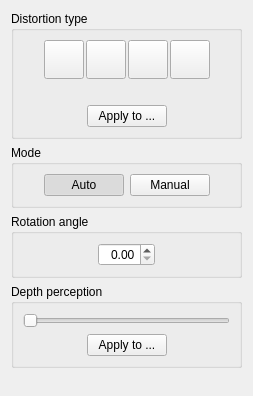
Before: the Qt Designer form src/stages/deskew/ui/DeskewOptionsWidget.ui in ImageProcessing-ElectronicPublications/scantailor-experimental, drawn with Qt 5.
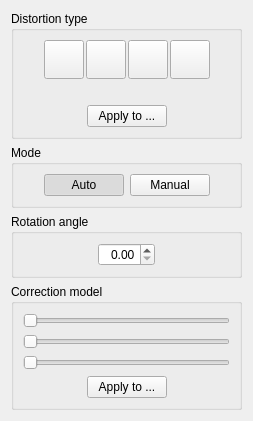
After: the same form once the commit is applied.

Commit message: 1.2024.11.17: fix #47: dewarping: 3 slider for correct model

```diff
--- a/src/stages/deskew/ui/DeskewOptionsWidget.ui
+++ b/src/stages/deskew/ui/DeskewOptionsWidget.ui
@@ -303,22 +303,69 @@
    <item>
     <widget class="QGroupBox" name="depthPerceptionPanel">
      <property name="title">
-      <string>Depth perception</string>
+      <string>Correction model</string>
      </property>
      <layout class="QVBoxLayout" name="verticalLayout_8">
       <item>
        <widget class="QSlider" name="depthPerceptionSlider">
+        <property name="toolTip">
+         <string>Depth perception</string>
+        </property>
         <property name="minimum">
-         <number>10</number>
+         <number>100</number>
         </property>
         <property name="maximum">
-         <number>30</number>
+         <number>300</number>
         </property>
         <property name="pageStep">
          <number>5</number>
         </property>
         <property name="value">
-         <number>10</number>
+         <number>100</number>
+        </property>
+        <property name="orientation">
+         <enum>Qt::Horizontal</enum>
+        </property>
+       </widget>
+      </item>
+      <item>
+       <widget class="QSlider" name="correctCurvesSlider">
+        <property name="toolTip">
+         <string>Middle curves</string>
+        </property>
+        <property name="minimum">
+         <number>100</number>
+        </property>
+        <property name="maximum">
+         <number>300</number>
+        </property>
+        <property name="pageStep">
+         <number>5</number>
+        </property>
+        <property name="value">
+         <number>100</number>
+        </property>
+        <property name="orientation">
+         <enum>Qt::Horizontal</enum>
+        </property>
+       </widget>
+      </item>
+      <item>
+       <widget class="QSlider" name="correctAngleSlider">
+        <property name="toolTip">
+         <string>Middle angle</string>
+        </property>
+        <property name="minimum">
+         <number>100</number>
+        </property>
+        <property name="maximum">
+         <number>300</number>
+        </property>
+        <property name="pageStep">
+         <number>5</number>
+        </property>
+        <property name="value">
+         <number>100</number>
         </property>
         <property name="orientation">
          <enum>Qt::Horizontal</enum>
```
The commit also changes 28 other files.
